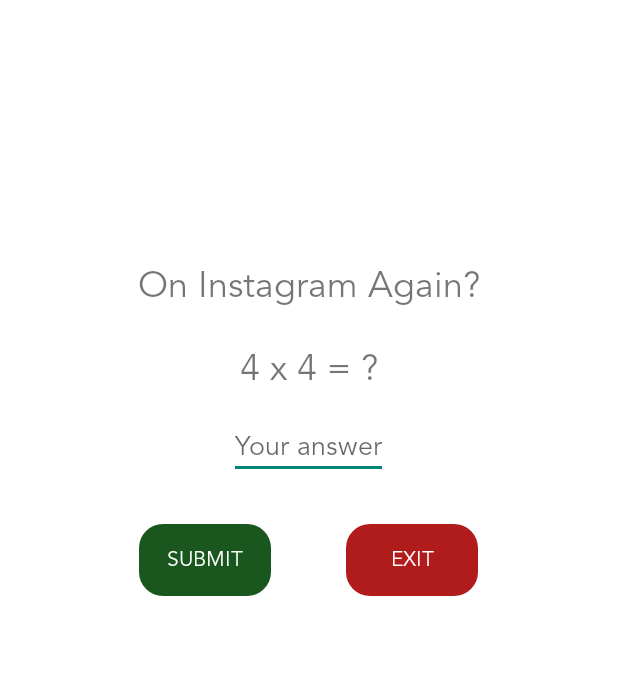
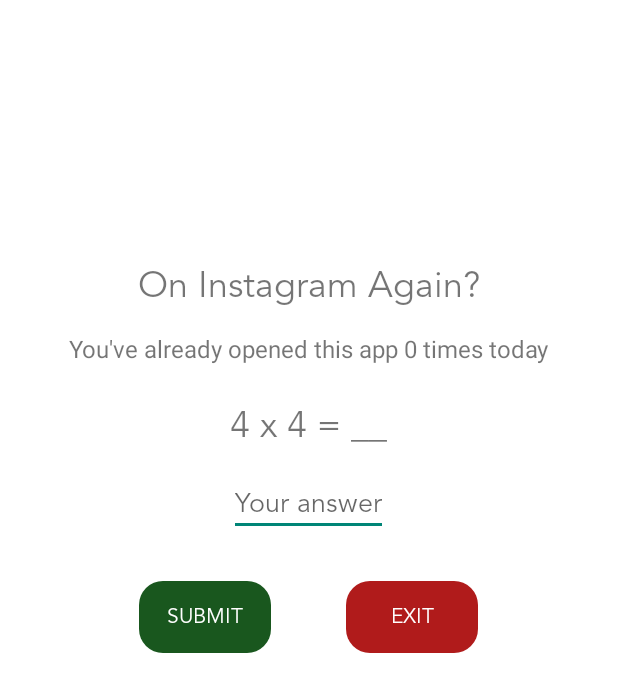
Before and after one commit to Elutherius/appvacation, an Android app built with Jetpack Compose: the layout overlay_layout.xml on its own in the app's theme, with its tools: preview values and no code run, on a phone screen of 412 x 824 dp. Shown: the top 692 px of the screen. Run offline under Robolectric (Android 15) with nearby library versions, the phone set to English and light mode, and no system bars.

Commit message:
Fixed triple count

```diff
--- a/app/src/main/res/layout/overlay_layout.xml
+++ b/app/src/main/res/layout/overlay_layout.xml
@@ -15,13 +15,23 @@
         android:fontFamily="@font/avenirltstd_book" />
 
     <TextView
-        android:id="@+id/mathProblemTextView"
+        android:id="@+id/openCountTextView"
         android:layout_width="wrap_content"
         android:layout_height="wrap_content"
         android:layout_below="@id/instructionTextView"
         android:layout_centerHorizontal="true"
+        android:text="You've already opened this app 0 times today"
+        android:textSize="16sp"
+        android:layout_marginTop="16dp"/>
+
+    <TextView
+        android:id="@+id/mathProblemTextView"
+        android:layout_width="wrap_content"
+        android:layout_height="wrap_content"
+        android:layout_below="@id/openCountTextView"
+        android:layout_centerHorizontal="true"
         android:layout_marginTop="25dp"
-        android:text="4 x 4 = ?"
+        android:text="4 x 4 = __"
         android:textSize="24sp"
         android:fontFamily="@font/avenirltstd_book" />
 
```
Also changed, not shown: app/src/main/java/com/example/idea1/AppMonitorService.kt (+60 -5 lines), app/src/main/java/com/example/idea1/DateUtils.kt (added, +15 -0 lines), app/src/main/java/com/example/idea1/MainActivity.kt (+21 -0 lines), app/src/main/java/com/example/idea1/OverlayService.kt (+21 -1 lines), app/src/main/res/layout/activity_main.xml (line endings or trailing spaces).
